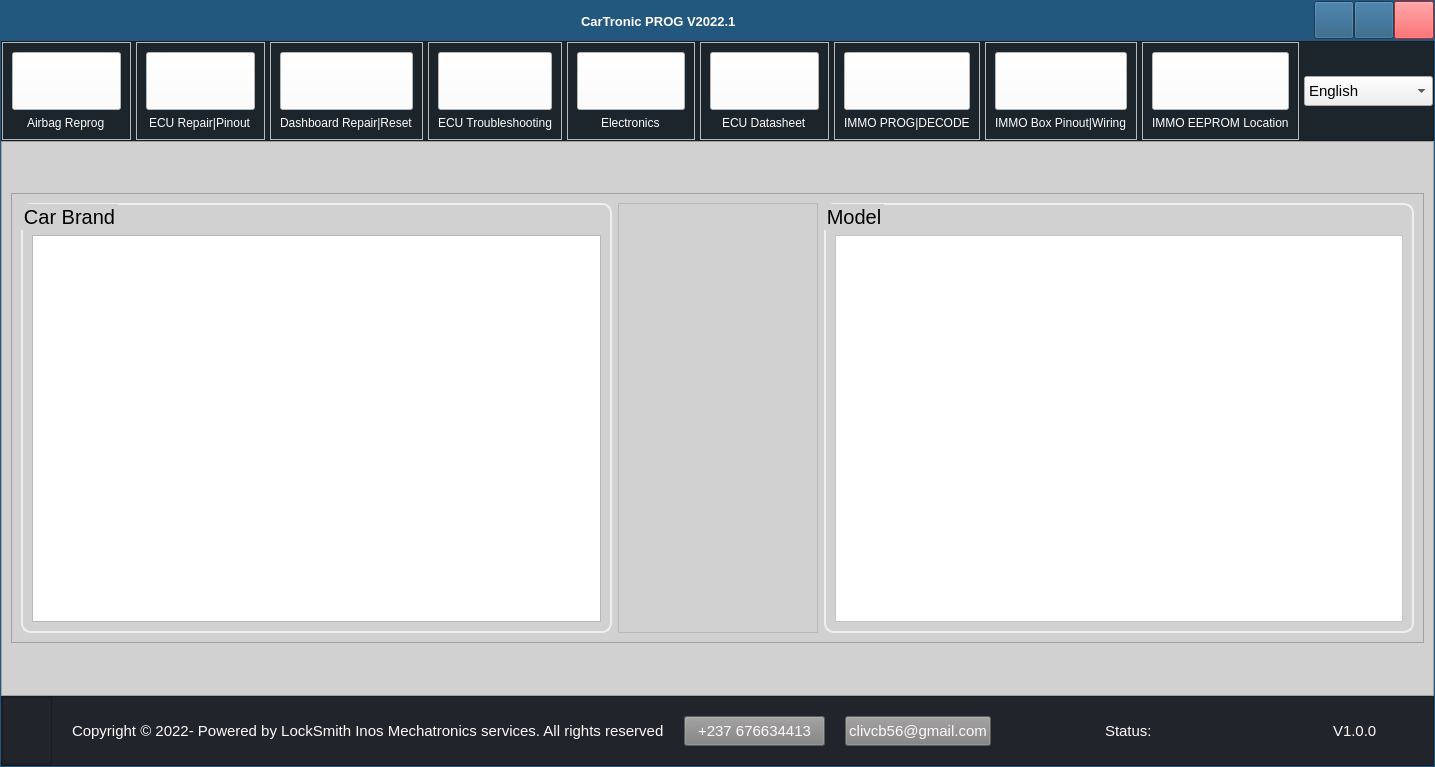
HanslettTheDev/Book_Store_pyqt5, file qt_ui_files/base.ui: the form before one commit.
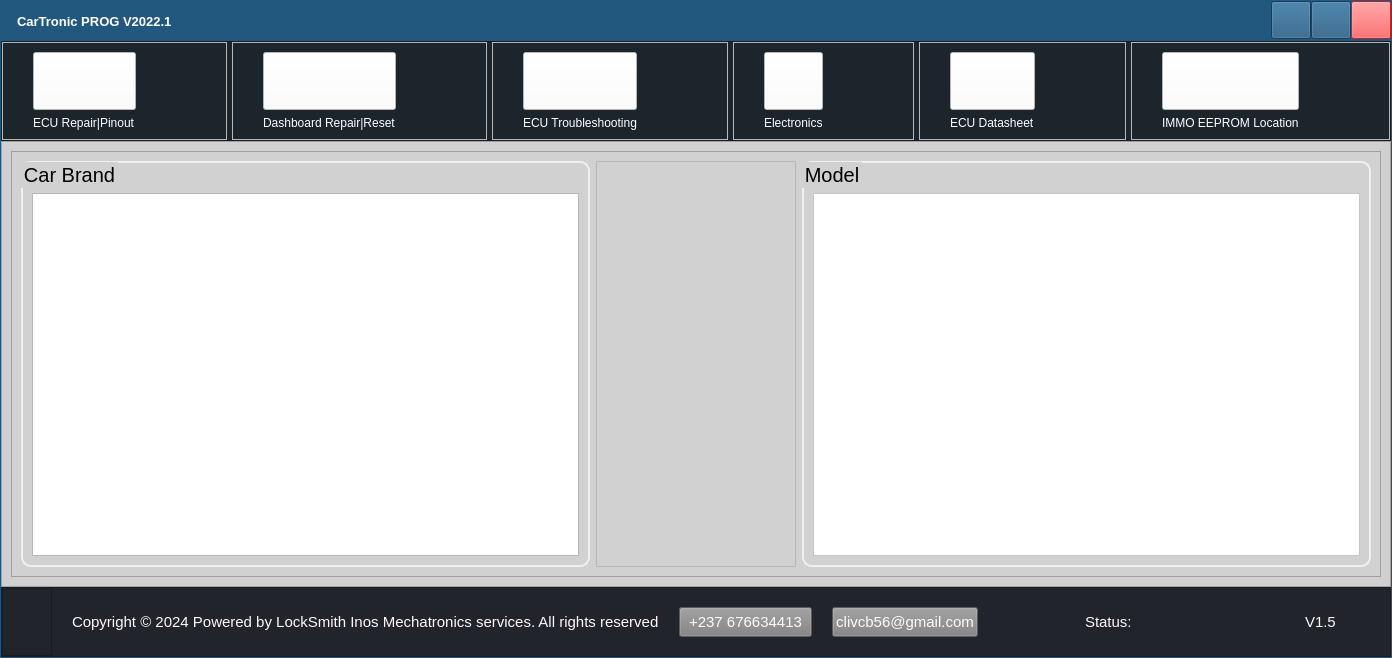
The form after the commit.

Commit message: fix: final catronic prog changes like title bar, removing language box and some tabs

The edit to the form file:
```diff
--- a/qt_ui_files/base.ui
+++ b/qt_ui_files/base.ui
@@ -6,8 +6,8 @@
    <rect>
     <x>0</x>
     <y>0</y>
-    <width>1435</width>
-    <height>767</height>
+    <width>1376</width>
+    <height>658</height>
    </rect>
   </property>
   <property name="windowTitle">
@@ -171,7 +171,7 @@
                 <property name="bottomMargin">
                  <number>0</number>
                 </property>
-                <item alignment="Qt::AlignHCenter">
+                <item alignment="Qt::AlignLeft">
                  <widget class="QLabel" name="label_title_bar_top">
                   <property name="font">
                    <font>
@@ -374,65 +374,6 @@
           <property name="bottomMargin">
            <number>0</number>
           </property>
-          <item>
-           <widget class="QFrame" name="frame">
-            <property name="frameShape">
-             <enum>QFrame::StyledPanel</enum>
-            </property>
-            <property name="frameShadow">
-             <enum>QFrame::Raised</enum>
-            </property>
-            <layout class="QVBoxLayout" name="verticalLayout_6">
-             <item>
-              <widget class="QPushButton" name="button_12">
-               <property name="sizePolicy">
-                <sizepolicy hsizetype="Preferred" vsizetype="Expanding">
-                 <horstretch>0</horstretch>
-                 <verstretch>0</verstretch>
-                </sizepolicy>
-               </property>
-               <property name="minimumSize">
-                <size>
-                 <width>0</width>
-                 <height>0</height>
-                </size>
-               </property>
-               <property name="maximumSize">
-                <size>
-                 <width>16777215</width>
-                 <height>16777215</height>
-                </size>
-               </property>
-               <property name="toolTip">
-                <string>Airbag Reprog</string>
-               </property>
-               <property name="toolTipDuration">
-                <number>2000</number>
-               </property>
-               <property name="text">
-                <string/>
-               </property>
-               <property name="checkable">
-                <bool>true</bool>
-               </property>
-               <property name="checked">
-                <bool>false</bool>
-               </property>
-               <property name="flat">
-                <bool>false</bool>
-               </property>
-              </widget>
-             </item>
-             <item alignment="Qt::AlignHCenter">
-              <widget class="QLabel" name="label_4">
-               <property name="text">
-                <string>Airbag Reprog</string>
-               </property>
-              </widget>
-             </item>
-            </layout>
-           </widget>
-          </item>
           <item>
            <widget class="QFrame" name="frame_6">
             <property name="frameShape">
@@ -442,6 +383,15 @@
              <enum>QFrame::Raised</enum>
             </property>
             <layout class="QVBoxLayout" name="verticalLayout_7">
+             <property name="leftMargin">
+              <number>30</number>
+             </property>
+             <property name="topMargin">
+              <number>9</number>
+             </property>
+             <property name="rightMargin">
+              <number>90</number>
+             </property>
              <item>
               <widget class="QPushButton" name="button_14">
                <property name="sizePolicy">
@@ -501,6 +451,15 @@
              <enum>QFrame::Raised</enum>
             </property>
             <layout class="QVBoxLayout" name="verticalLayout_8">
+             <property name="leftMargin">
+              <number>30</number>
+             </property>
+             <property name="topMargin">
+              <number>9</number>
+             </property>
+             <property name="rightMargin">
+              <number>90</number>
+             </property>
              <item>
               <widget class="QPushButton" name="button_11">
                <property name="sizePolicy">
@@ -560,6 +519,15 @@
              <enum>QFrame::Raised</enum>
             </property>
             <layout class="QVBoxLayout" name="verticalLayout_9">
+             <property name="leftMargin">
+              <number>30</number>
+             </property>
+             <property name="topMargin">
+              <number>9</number>
+             </property>
+             <property name="rightMargin">
+              <number>90</number>
+             </property>
              <item>
               <widget class="QPushButton" name="button_16">
                <property name="sizePolicy">
@@ -619,6 +587,15 @@
              <enum>QFrame::Raised</enum>
             </property>
             <layout class="QVBoxLayout" name="verticalLayout_13">
+             <property name="leftMargin">
+              <number>30</number>
+             </property>
+             <property name="topMargin">
+              <number>9</number>
+             </property>
+             <property name="rightMargin">
+              <number>90</number>
+             </property>
              <item>
               <widget class="QPushButton" name="button_9">
                <property name="sizePolicy">
@@ -678,6 +655,15 @@
              <enum>QFrame::Raised</enum>
             </property>
             <layout class="QVBoxLayout" name="verticalLayout_14">
+             <property name="leftMargin">
+              <number>30</number>
+             </property>
+             <property name="topMargin">
+              <number>9</number>
+             </property>
+             <property name="rightMargin">
+              <number>90</number>
+             </property>
              <item>
               <widget class="QPushButton" name="button_17">
                <property name="sizePolicy">
@@ -728,124 +714,6 @@
             </layout>
            </widget>
           </item>
-          <item>
-           <widget class="QFrame" name="frame_9">
-            <property name="frameShape">
-             <enum>QFrame::StyledPanel</enum>
-            </property>
-            <property name="frameShadow">
-             <enum>QFrame::Raised</enum>
-            </property>
-            <layout class="QVBoxLayout" name="verticalLayout_11">
-             <item>
-              <widget class="QPushButton" name="button_15">
-               <property name="sizePolicy">
-                <sizepolicy hsizetype="Preferred" vsizetype="Expanding">
-                 <horstretch>0</horstretch>
-                 <verstretch>0</verstretch>
-                </sizepolicy>
-               </property>
-               <property name="minimumSize">
-                <size>
-                 <width>0</width>
-                 <height>0</height>
-                </size>
-               </property>
-               <property name="maximumSize">
-                <size>
-                 <width>16777215</width>
-                 <height>16777215</height>
-                </size>
-               </property>
-               <property name="toolTip">
-                <string>Immobilizer Prog|Decode</string>
-               </property>
-               <property name="toolTipDuration">
-                <number>2000</number>
-               </property>
-               <property name="text">
-                <string/>
-               </property>
-               <property name="checkable">
-                <bool>true</bool>
-               </property>
-               <property name="checked">
-                <bool>false</bool>
-               </property>
-               <property name="flat">
-                <bool>false</bool>
-               </property>
-              </widget>
-             </item>
-             <item alignment="Qt::AlignHCenter">
-              <widget class="QLabel" name="label_10">
-               <property name="text">
-                <string>IMMO PROG|DECODE</string>
-               </property>
-              </widget>
-             </item>
-            </layout>
-           </widget>
-          </item>
-          <item>
-           <widget class="QFrame" name="frame_13">
-            <property name="frameShape">
-             <enum>QFrame::StyledPanel</enum>
-            </property>
-            <property name="frameShadow">
-             <enum>QFrame::Raised</enum>
-            </property>
-            <layout class="QVBoxLayout" name="verticalLayout_10">
-             <item>
-              <widget class="QPushButton" name="button_13">
-               <property name="sizePolicy">
-                <sizepolicy hsizetype="Preferred" vsizetype="Expanding">
-                 <horstretch>0</horstretch>
-                 <verstretch>0</verstretch>
-                </sizepolicy>
-               </property>
-               <property name="minimumSize">
-                <size>
-                 <width>0</width>
-                 <height>0</height>
-                </size>
-               </property>
-               <property name="maximumSize">
-                <size>
-                 <width>16777215</width>
-                 <height>16777215</height>
-                </size>
-               </property>
-               <property name="toolTip">
-                <string>Immobilizer Box Pinout|Wiring</string>
-               </property>
-               <property name="toolTipDuration">
-                <number>2000</number>
-               </property>
-               <property name="text">
-                <string/>
-               </property>
-               <property name="checkable">
-                <bool>true</bool>
-               </property>
-               <property name="checked">
-                <bool>false</bool>
-               </property>
-               <property name="flat">
-                <bool>false</bool>
-               </property>
-              </widget>
-             </item>
-             <item alignment="Qt::AlignHCenter">
-              <widget class="QLabel" name="label_11">
-               <property name="text">
-                <string>IMMO Box Pinout|Wiring</string>
-               </property>
-              </widget>
-             </item>
-            </layout>
-           </widget>
-          </item>
           <item>
            <widget class="QFrame" name="frame_10">
             <property name="frameShape">
@@ -855,6 +723,15 @@
              <enum>QFrame::Raised</enum>
             </property>
             <layout class="QVBoxLayout" name="verticalLayout_12">
+             <property name="leftMargin">
+              <number>30</number>
+             </property>
+             <property name="topMargin">
+              <number>9</number>
+             </property>
+             <property name="rightMargin">
+              <number>90</number>
+             </property>
              <item>
               <widget class="QPushButton" name="button_10">
                <property name="sizePolicy">
@@ -905,24 +782,6 @@
             </layout>
            </widget>
           </item>
-          <item>
-           <widget class="QComboBox" name="comboBox">
-            <property name="minimumSize">
-             <size>
-              <width>0</width>
-              <height>30</height>
-             </size>
-            </property>
-            <property name="styleSheet">
-             <string notr="true">font-size: 15px;</string>
-            </property>
-            <item>
-             <property name="text">
-              <string>English</string>
-             </property>
-            </item>
-           </widget>
-          </item>
          </layout>
         </widget>
        </item>
@@ -1202,7 +1061,7 @@
              </sizepolicy>
             </property>
             <property name="text">
-             <string>Copyright ©️ 2022- Powered by LockSmith Inos Mechatronics services. All rights reserved</string>
+             <string>Copyright ©️ 2024 Powered by LockSmith Inos Mechatronics services. All rights reserved</string>
             </property>
             <property name="margin">
              <number>4</number>
@@ -1307,12 +1166,12 @@
             </property>
             <property name="maximumSize">
              <size>
-              <width>60</width>
+              <width>45</width>
               <height>40</height>
              </size>
             </property>
             <property name="text">
-             <string>V1.0.0</string>
+             <string>V1.5</string>
             </property>
             <property name="margin">
              <number>5</number>
```
The commit also changes 11 other files.
